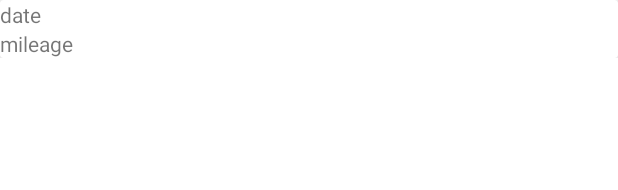
After one commit to rarewin/DriveLogger, an Android app: the layout drivelog_item.xml on its own in the app's theme, with its tools: preview values and no code run, on a phone screen of 412 x 824 dp. The commit adds this screen. Shown: the top 190 px of the screen. Run offline under Robolectric (Android 15) with nearby library versions, the phone set to English and light mode, and no system bars.

Commit message:
ひとまずリスト表示する

```diff
--- /dev/null
+++ b/app/src/main/res/layout/drivelog_item.xml
@@ -0,0 +1,29 @@
+<?xml version="1.0" encoding="utf-8"?>
+<LinearLayout xmlns:android="http://schemas.android.com/apk/res/android"
+    android:layout_width="match_parent"
+    android:layout_height="wrap_content"
+    android:orientation="vertical">
+
+    <androidx.cardview.widget.CardView
+        android:layout_width="match_parent"
+        android:layout_height="wrap_content">
+
+        <LinearLayout
+            android:layout_width="match_parent"
+            android:layout_height="wrap_content"
+            android:orientation="vertical">
+
+            <TextView
+                android:id="@+id/date"
+                android:layout_width="match_parent"
+                android:layout_height="wrap_content"
+                android:text="@string/hint_input_date" />
+
+            <TextView
+                android:id="@+id/mileage"
+                android:layout_width="match_parent"
+                android:layout_height="wrap_content"
+                android:text="@string/hint_mileage" />
+        </LinearLayout>
+    </androidx.cardview.widget.CardView>
+</LinearLayout>
--- a/app/src/main/res/layout/fragment_log_list.xml
+++ b/app/src/main/res/layout/fragment_log_list.xml
@@ -10,4 +10,4 @@
     android:layout_marginRight="16dp"
     app:layoutManager="LinearLayoutManager"
     tools:context=".fragments.LogListFragment"
-    tools:listitem="@layout/fragment_log_list" />
+    tools:listitem="@layout/drivelog_item" />
```
Also changed, not shown: app/src/main/java/org/tirasweel/drivelogger/fragments/LogEditFragment.kt (+44 -5 lines), app/src/main/java/org/tirasweel/drivelogger/fragments/LogListFragment.kt (+16 -4 lines), app/src/main/java/org/tirasweel/drivelogger/fragments/LogRecyclerViewAdapter.kt (+23 -7 lines).
